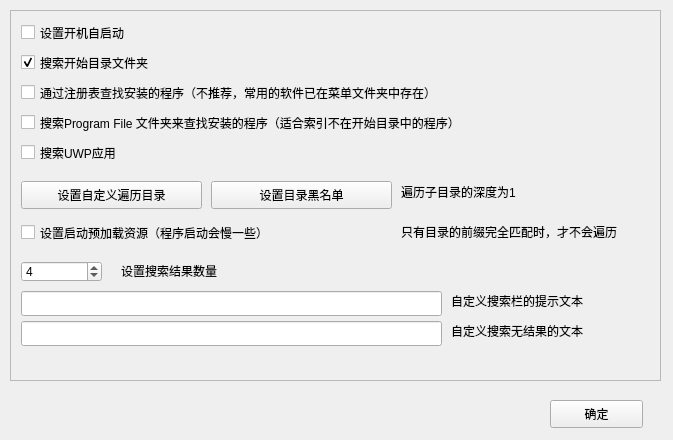
Old version of the form ui/settingwindow.ui in the repository ghost-him/ZeroLaunch-CPP.
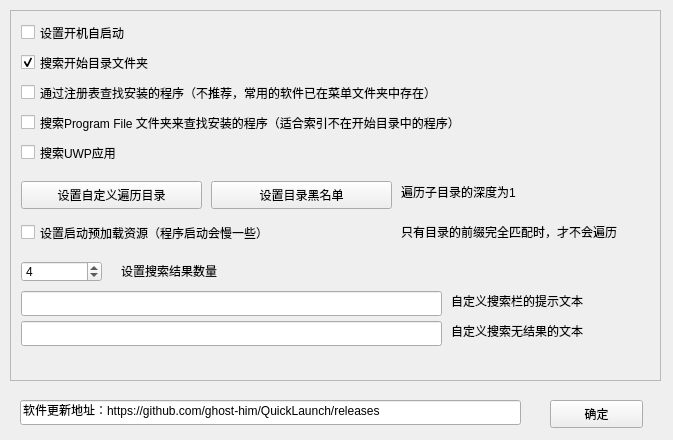
New version of the form.

Commit message: 添加了项目地址介绍

```diff
--- a/ui/settingwindow.ui
+++ b/ui/settingwindow.ui
@@ -272,6 +272,22 @@
     <string>确定</string>
    </property>
   </widget>
+  <widget class="QLineEdit" name="lineEdit">
+   <property name="geometry">
+    <rect>
+     <x>20</x>
+     <y>400</y>
+     <width>501</width>
+     <height>25</height>
+    </rect>
+   </property>
+   <property name="text">
+    <string>软件更新地址：https://github.com/ghost-him/QuickLaunch/releases</string>
+   </property>
+   <property name="readOnly">
+    <bool>true</bool>
+   </property>
+  </widget>
  </widget>
  <resources/>
  <connections/>
```
